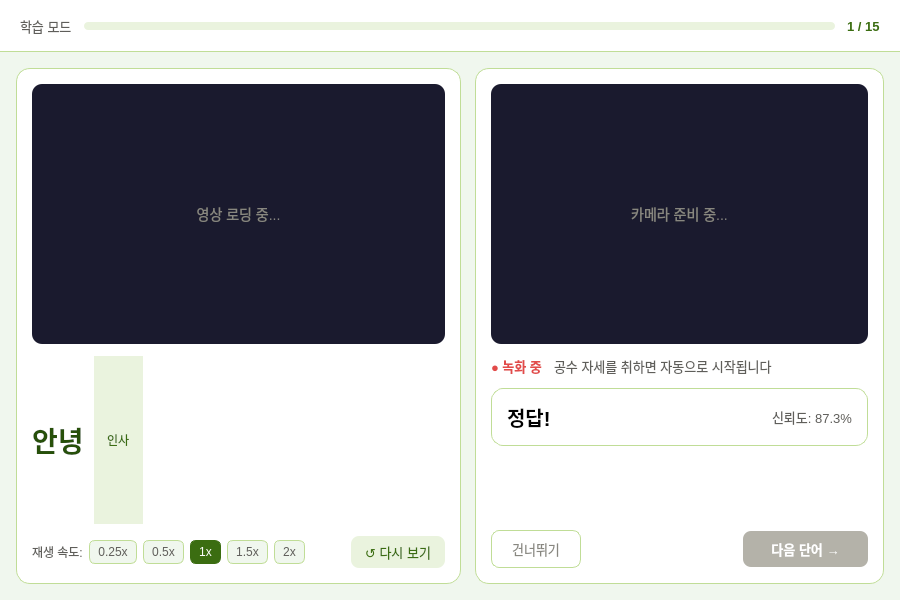
First picture: the form in widgets/StudyWidget.ui, repository jina-da/sign_language, before the edit.
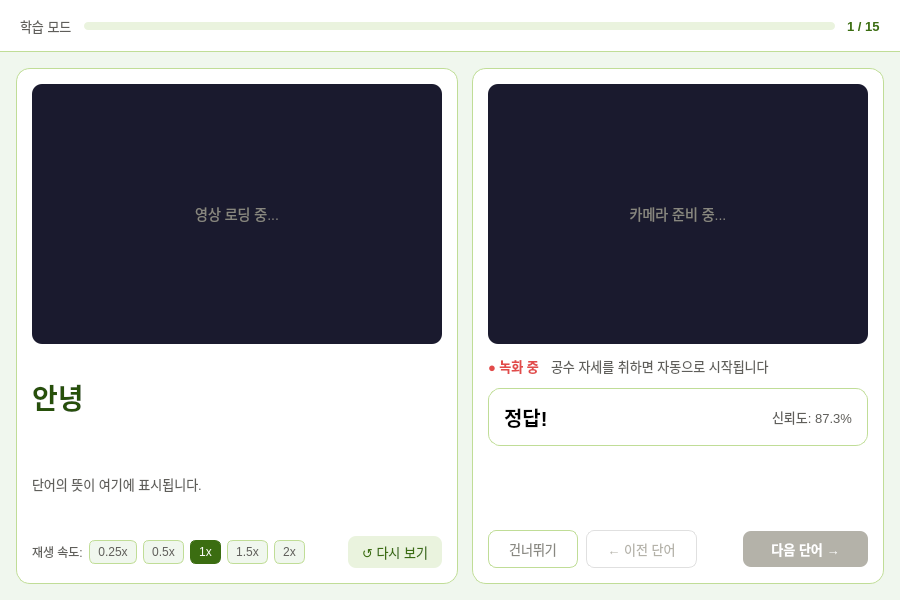
Second picture: the form after the edit.

Commit message: 학습/카메라

```diff
--- a/widgets/StudyWidget.ui
+++ b/widgets/StudyWidget.ui
@@ -6,88 +6,35 @@
    <rect><x>0</x><y>0</y><width>900</width><height>600</height></rect>
   </property>
   <property name="styleSheet">
-   <string notr="true">
-QWidget#StudyWidget { background: #F0F7EE; }
-
-/* 상단 진도 바 영역 */
+   <string notr="true">QWidget#StudyWidget { background: #F0F7EE; }
 QWidget#headerArea { background: white; border-bottom: 1px solid #C0DD97; }
 QLabel#wordCountLabel { font-size: 13px; color: #5F5E5A; }
 QLabel#wordIndexLabel { font-size: 13px; font-weight: 500; color: #3B6D11; }
-QProgressBar#studyProgress {
-    background: #EAF3DE; border-radius: 4px; border: none;
-}
+QProgressBar#studyProgress { background: #EAF3DE; border-radius: 4px; border: none; }
 QProgressBar#studyProgress::chunk { background: #639922; border-radius: 4px; }
-
-/* 왼쪽: 영상 + 단어 정보 */
-QWidget#videoArea {
-    background: white; border-radius: 14px; border: 1px solid #C0DD97;
-}
-QLabel#videoPlayer {
-    background: #1a1a2e; border-radius: 10px;
-    color: #888780; font-size: 14px;
-}
-QLabel#wordLabel    { font-size: 28px; font-weight: 500; color: #27500A; }
-QLabel#categoryLabel {
-    font-size: 12px; background: #EAF3DE; color: #3B6D11;
-    border-radius: 99px; padding: 2px 10px;
-}
-QPushButton#replayBtn {
-    background: #EAF3DE; color: #3B6D11; border: none;
-    border-radius: 8px; font-size: 13px; padding: 6px 14px;
-}
+QWidget#videoArea { background: white; border-radius: 14px; border: 1px solid #C0DD97; }
+QLabel#videoPlayer { background: #1a1a2e; border-radius: 10px; color: #888780; font-size: 14px; }
+QLabel#wordLabel { font-size: 28px; font-weight: 500; color: #27500A; }
+QPushButton#replayBtn { background: #EAF3DE; color: #3B6D11; border: none; border-radius: 8px; font-size: 13px; padding: 6px 14px; }
 QPushButton#replayBtn:hover { background: #C0DD97; }
-
-/* 속도 조절 버튼 */
-QPushButton#speed025, QPushButton#speed050,
-QPushButton#speed100, QPushButton#speed150, QPushButton#speed200 {
-    background: #F0F7EE; color: #5F5E5A; border: 1px solid #C0DD97;
-    border-radius: 6px; font-size: 12px; padding: 4px 8px;
-}
-QPushButton#speed025:checked, QPushButton#speed050:checked,
-QPushButton#speed100:checked, QPushButton#speed150:checked,
-QPushButton#speed200:checked {
-    background: #3B6D11; color: white; border-color: #3B6D11;
-}
-
-/* 오른쪽: 카메라 + 인식 결과 */
-QWidget#cameraArea {
-    background: white; border-radius: 14px; border: 1px solid #C0DD97;
-}
-QLabel#cameraView {
-    background: #1a1a2e; border-radius: 10px;
-    color: #888780; font-size: 14px;
-}
-
-/* 상태 표시 */
-QLabel#recordingLabel {
-    font-size: 13px; color: #E24B4A; font-weight: 500;
-}
+QPushButton#speed025, QPushButton#speed050, QPushButton#speed100, QPushButton#speed150, QPushButton#speed200 { background: #F0F7EE; color: #5F5E5A; border: 1px solid #C0DD97; border-radius: 6px; font-size: 12px; padding: 4px 8px; }
+QPushButton#speed025:checked, QPushButton#speed050:checked, QPushButton#speed100:checked, QPushButton#speed150:checked, QPushButton#speed200:checked { background: #3B6D11; color: white; border-color: #3B6D11; }
+QWidget#cameraArea { background: white; border-radius: 14px; border: 1px solid #C0DD97; }
+QLabel#cameraView { background: #1a1a2e; border-radius: 10px; color: #888780; font-size: 14px; }
+QLabel#recordingLabel { font-size: 13px; color: #E24B4A; font-weight: 500; }
 QLabel#statusLabel { font-size: 13px; color: #5F5E5A; }
-
-/* 결과 카드 */
-QWidget#resultCard {
-    border-radius: 12px; border: 1px solid #C0DD97;
-}
+QWidget#resultCard { border-radius: 12px; border: 1px solid #C0DD97; }
 QLabel#verdictLabel { font-size: 20px; font-weight: 500; }
 QLabel#confidenceLabel { font-size: 13px; color: #5F5E5A; }
-
-/* 하단 버튼 */
-QPushButton#skipBtn {
-    background: transparent; color: #888780;
-    border: 1px solid #C0DD97; border-radius: 8px;
-    font-size: 13px; padding: 8px 20px;
-}
+QPushButton#prevBtn { background: transparent; color: #5F5E5A; border: 1px solid #C0DD97; border-radius: 8px; font-size: 13px; padding: 8px 20px; }
+QPushButton#prevBtn:hover { background: #F0F7EE; }
+QPushButton#prevBtn:disabled { color: #B4B2A9; border-color: #E0E0E0; }
+QPushButton#skipBtn { background: transparent; color: #888780; border: 1px solid #C0DD97; border-radius: 8px; font-size: 13px; padding: 8px 20px; }
 QPushButton#skipBtn:hover { background: #F0F7EE; }
-QPushButton#nextBtn {
-    background: #3B6D11; color: white; border: none;
-    border-radius: 8px; font-size: 13px;
-    font-weight: 500; padding: 8px 28px;
-}
+QPushButton#nextBtn { background: #3B6D11; color: white; border: none; border-radius: 8px; font-size: 13px; font-weight: 500; padding: 8px 28px; }
 QPushButton#nextBtn:hover { background: #27500A; }
-QPushButton#nextBtn:disabled { background: #B4B2A9; }
-   </string>
+QPushButton#nextBtn:disabled { background: #B4B2A9; }</string>
   </property>
-
   <layout class="QVBoxLayout" name="rootLayout">
    <property name="spacing"><number>0</number></property>
    <property name="leftMargin"><number>0</number></property>
@@ -159,36 +106,85 @@
 
         <!-- 단어 + 카테고리 -->
         <item>
-         <layout class="QHBoxLayout" name="wordRow">
-          <property name="spacing"><number>10</number></property>
+         <layout class="QVBoxLayout" name="wordMeaningLayout">
+          <property name="spacing"><number>6</number></property>
           <item>
-           <widget class="QLabel" name="wordLabel">
-            <property name="text"><string>안녕</string></property>
-           </widget>
+           <layout class="QHBoxLayout" name="wordRow">
+            <property name="spacing"><number>10</number></property>
+            <item>
+             <widget class="QLabel" name="wordLabel">
+              <property name="text"><string>안녕</string></property>
+             </widget>
+            </item>
+            <item>
+             <spacer>
+              <property name="orientation"><enum>Qt::Horizontal</enum></property>
+              <property name="sizeHint" stdset="0"><size><width>40</width><height>20</height></size></property>
+             </spacer>
+            </item>
+           </layout>
           </item>
           <item>
-           <widget class="QLabel" name="categoryLabel">
-            <property name="text"><string>인사</string></property>
+           <widget class="QLabel" name="meaningLabel">
+            <property name="text"><string>단어의 뜻이 여기에 표시됩니다.</string></property>
+            <property name="wordWrap"><bool>true</bool></property>
+            <property name="styleSheet"><string>font-size:13px; color:#5F5E5A; line-height:1.4;</string></property>
+            <property name="minimumSize"><size><width>0</width><height>40</height></size></property>
            </widget>
           </item>
-          <item>
-           <spacer><property name="orientation"><enum>Qt::Horizontal</enum></property><property name="sizeHint" stdset="0"><size><width>40</width><height>20</height></size></property></spacer>
-          </item>
          </layout>
         </item>
-
-        <!-- 속도 조절 -->
         <item>
          <layout class="QHBoxLayout" name="speedRow">
           <property name="spacing"><number>6</number></property>
-          <item><widget class="QLabel"><property name="text"><string>재생 속도:</string></property><property name="styleSheet"><string>font-size:12px; color:#5F5E5A;</string></property></widget></item>
-          <item><widget class="QPushButton" name="speed025"><property name="text"><string>0.25x</string></property><property name="checkable"><bool>true</bool></property></widget></item>
-          <item><widget class="QPushButton" name="speed050"><property name="text"><string>0.5x</string></property><property name="checkable"><bool>true</bool></property></widget></item>
-          <item><widget class="QPushButton" name="speed100"><property name="text"><string>1x</string></property><property name="checkable"><bool>true</bool></property><property name="checked"><bool>true</bool></property></widget></item>
-          <item><widget class="QPushButton" name="speed150"><property name="text"><string>1.5x</string></property><property name="checkable"><bool>true</bool></property></widget></item>
-          <item><widget class="QPushButton" name="speed200"><property name="text"><string>2x</string></property><property name="checkable"><bool>true</bool></property></widget></item>
-          <item><spacer><property name="orientation"><enum>Qt::Horizontal</enum></property><property name="sizeHint" stdset="0"><size><width>40</width><height>20</height></size></property></spacer></item>
-          <item><widget class="QPushButton" name="replayBtn"><property name="text"><string>↺ 다시 보기</string></property></widget></item>
+          <item>
+           <widget class="QLabel" name="speedLabel">
+            <property name="text"><string>재생 속도:</string></property>
+            <property name="styleSheet"><string>font-size:12px; color:#5F5E5A;</string></property>
+           </widget>
+          </item>
+          <item>
+           <widget class="QPushButton" name="speed025">
+            <property name="text"><string>0.25x</string></property>
+            <property name="checkable"><bool>true</bool></property>
+           </widget>
+          </item>
+          <item>
+           <widget class="QPushButton" name="speed050">
+            <property name="text"><string>0.5x</string></property>
+            <property name="checkable"><bool>true</bool></property>
+           </widget>
+          </item>
+          <item>
+           <widget class="QPushButton" name="speed100">
+            <property name="text"><string>1x</string></property>
+            <property name="checkable"><bool>true</bool></property>
+            <property name="checked"><bool>true</bool></property>
+           </widget>
+          </item>
+          <item>
+           <widget class="QPushButton" name="speed150">
+            <property name="text"><string>1.5x</string></property>
+            <property name="checkable"><bool>true</bool></property>
+           </widget>
+          </item>
+          <item>
+           <widget class="QPushButton" name="speed200">
+            <property name="text"><string>2x</string></property>
+            <property name="checkable"><bool>true</bool></property>
+           </widget>
+          </item>
+          <item>
+           <spacer>
+            <property name="orientation"><enum>Qt::Horizontal</enum></property>
+            <property name="sizeHint" stdset="0"><size><width>40</width><height>20</height></size></property>
+           </spacer>
+          </item>
+          <item>
+           <widget class="QPushButton" name="replayBtn">
+            <property name="text"><string>↺ 다시 보기</string></property>
+           </widget>
+          </item>
          </layout>
         </item>
 
@@ -229,7 +225,12 @@
             <property name="text"><string>공수 자세를 취하면 자동으로 시작됩니다</string></property>
            </widget>
           </item>
-          <item><spacer><property name="orientation"><enum>Qt::Horizontal</enum></property><property name="sizeHint" stdset="0"><size><width>40</width><height>20</height></size></property></spacer></item>
+          <item>
+           <spacer>
+            <property name="orientation"><enum>Qt::Horizontal</enum></property>
+            <property name="sizeHint" stdset="0"><size><width>40</width><height>20</height></size></property>
+           </spacer>
+          </item>
          </layout>
         </item>
 
@@ -244,25 +245,64 @@
            <property name="bottomMargin"><number>14</number></property>
            <property name="spacing"><number>6</number></property>
            <item>
-            <layout class="QHBoxLayout">
-             <item><widget class="QLabel" name="verdictLabel"><property name="text"><string>정답!</string></property></widget></item>
-             <item><spacer><property name="orientation"><enum>Qt::Horizontal</enum></property><property name="sizeHint" stdset="0"><size><width>40</width><height>20</height></size></property></spacer></item>
-             <item><widget class="QLabel" name="confidenceLabel"><property name="text"><string>신뢰도: 87.3%</string></property></widget></item>
+            <layout class="QHBoxLayout" name="resultRow">
+             <item>
+              <widget class="QLabel" name="verdictLabel">
+               <property name="text"><string>정답!</string></property>
+              </widget>
+             </item>
+             <item>
+              <spacer>
+               <property name="orientation"><enum>Qt::Horizontal</enum></property>
+               <property name="sizeHint" stdset="0"><size><width>40</width><height>20</height></size></property>
+              </spacer>
+             </item>
+             <item>
+              <widget class="QLabel" name="confidenceLabel">
+               <property name="text"><string>신뢰도: 87.3%</string></property>
+              </widget>
+             </item>
             </layout>
            </item>
           </layout>
          </widget>
         </item>
 
-        <item><spacer><property name="orientation"><enum>Qt::Vertical</enum></property><property name="sizeHint" stdset="0"><size><width>20</width><height>40</height></size></property></spacer></item>
-
-        <!-- 하단 버튼 -->
+        <item>
+         <spacer>
+          <property name="orientation"><enum>Qt::Vertical</enum></property>
+          <property name="sizeHint" stdset="0"><size><width>20</width><height>40</height></size></property>
+         </spacer>
+        </item>
         <item>
          <layout class="QHBoxLayout" name="btnRow">
-          <property name="spacing"><number>10</number></property>
-          <item><widget class="QPushButton" name="skipBtn"><property name="text"><string>건너뛰기</string></property><property name="cursor"><cursorShape>PointingHandCursor</cursorShape></property></widget></item>
-          <item><spacer><property name="orientation"><enum>Qt::Horizontal</enum></property><property name="sizeHint" stdset="0"><size><width>40</width><height>20</height></size></property></spacer></item>
-          <item><widget class="QPushButton" name="nextBtn"><property name="text"><string>다음 단어 →</string></property><property name="cursor"><cursorShape>PointingHandCursor</cursorShape></property><property name="enabled"><bool>false</bool></property></widget></item>
+          <property name="spacing"><number>8</number></property>          
+          <item>
+           <widget class="QPushButton" name="skipBtn">
+            <property name="text"><string>건너뛰기</string></property>
+            <property name="cursor"><cursorShape>PointingHandCursor</cursorShape></property>
+           </widget>
+          </item>
+          <item>
+           <widget class="QPushButton" name="prevBtn">
+            <property name="text"><string>← 이전 단어</string></property>
+            <property name="cursor"><cursorShape>PointingHandCursor</cursorShape></property>
+            <property name="enabled"><bool>false</bool></property>
+           </widget>
+          </item>
+          <item>
+           <spacer>
+            <property name="orientation"><enum>Qt::Horizontal</enum></property>
+            <property name="sizeHint" stdset="0"><size><width>40</width><height>20</height></size></property>
+           </spacer>
+          </item>
+          <item>
+           <widget class="QPushButton" name="nextBtn">
+            <property name="text"><string>다음 단어 →</string></property>
+            <property name="cursor"><cursorShape>PointingHandCursor</cursorShape></property>
+            <property name="enabled"><bool>false</bool></property>
+           </widget>
+          </item>
          </layout>
         </item>
 
```
Left out of the diff: 19 changed lines with no effect on the pictures. The commit also changes 21 other files.
